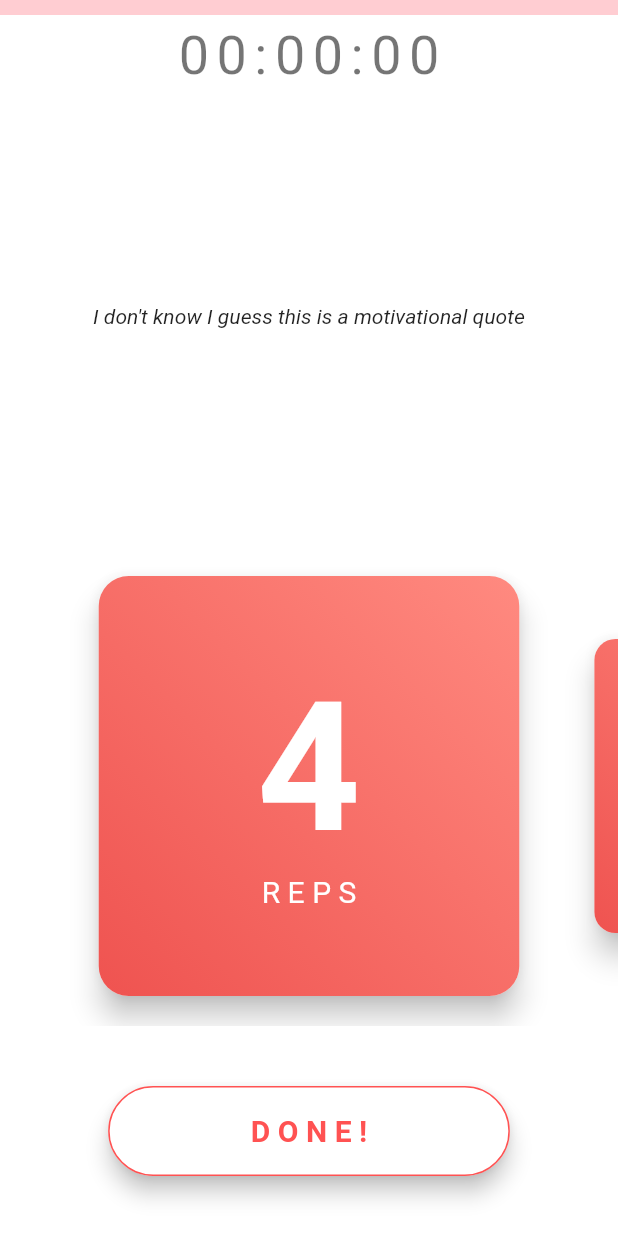
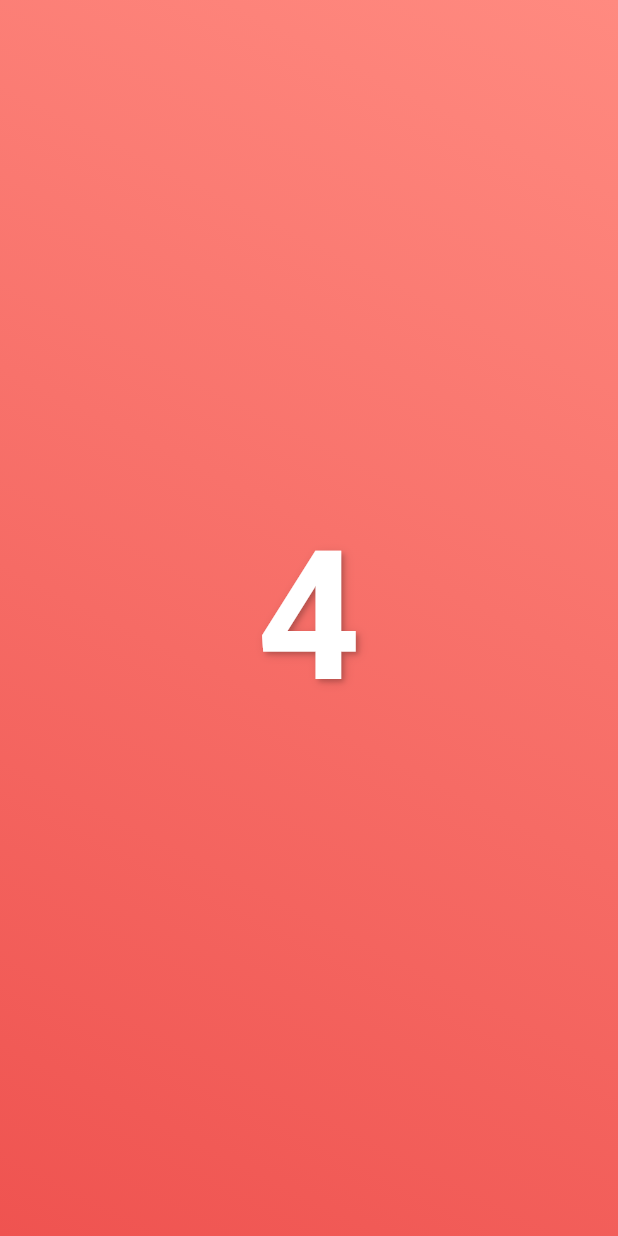
Before and after one commit to Steellow/hundred_reps, a Flutter app: the screen it shows after launch, after a tap on "START", on a phone screen of 412 x 824 dp. Run offline on Flutter 3.47's test engine with Material 2 defaults, Android fonts, the phone set to English and light mode, and no system bars; drawn by our look-alikes of percent_indicator; our stand-ins replace auto_size_text, flutter_swiper, google_fonts, timer_builder; missing offline and left inert: zoomable_tilt_view.

Commit message:
added countdown page after you move from intro page

```diff
--- a/TODO.txt
+++ b/TODO.txt
@@ -9,7 +9,7 @@ OPTINOAL FEATURES:
     Compare your time to the best time
     Pause
     Reset
-    5 second countdown when you click Start
+    5 second countdown when you click Start (seperate splash screen?)
 
 
 
@@ -20,11 +20,11 @@ BUGS:
 
 HI-FI:
     Motivation widget
-    Hero Transitions
     List of pushup-variations
     Start page description, bold important parts
     Button to Floating Action Button
     Status bar color?
+    "Press back again to exit" on results page
 
 
 
--- a/lib/main.dart
+++ b/lib/main.dart
@@ -7,6 +7,8 @@ void main() => runApp(MyApp());
 class MyApp extends StatelessWidget {
   @override
   Widget build(BuildContext context) {
+
+
 
     // Blocks the app from running in landscape mode
     SystemChrome.setPreferredOrientations([
--- /dev/null
+++ b/lib/screens/countdown_page/countdown_page.dart
@@ -0,0 +1,18 @@
+import 'package:flutter/material.dart';
+import 'package:ioo_reps/util/styles.dart';
+
+import 'countdown_widget.dart';
+
+class CountdownPage extends StatelessWidget {
+  @override
+  Widget build(BuildContext context) {
+    return Scaffold(
+      body: Container(
+        decoration: Styles.bgDecoration,
+        child: Center(
+          child: CountdownWidget(),
+        ),
+      ),
+    );
+  }
+}
--- /dev/null
+++ b/lib/screens/countdown_page/countdown_widget.dart
@@ -0,0 +1,58 @@
+import 'package:flutter/material.dart';
+import 'package:ioo_reps/screens/main_page/main_page.dart';
+import 'package:ioo_reps/util/fade_route.dart';
+import 'dart:async';
+
+import 'package:ioo_reps/util/styles.dart';
+
+class CountdownWidget extends StatefulWidget {
+  @override
+  _CountdownWidgetState createState() => _CountdownWidgetState();
+}
+
+class _CountdownWidgetState extends State<CountdownWidget> {
+  Timer _timer; // Using Flutter default class Timer for decreasing integer every second
+  int _start = 5;
+
+  void _startTimer() {
+    const sec = const Duration(seconds: 1);
+    _timer = Timer.periodic(sec, (Timer timer) {
+      setState(() {
+        if (_start < 1) {
+          timer.cancel();
+          print("Countdown timer finished");
+
+          Navigator.pushReplacement(
+            context,
+            FadeRoute(page: MainPage()),
+          );
+        } else {
+          _start -= 1;
+        }
+      });
+    });
+    print("Countdown timer started");
+  }
+
+  @override
+  void initState() {
+    super.initState();
+    _startTimer();
+  }
+
+  @override
+  void dispose() {
+    _timer.cancel();
+    super.dispose();
+  }
+
+  @override
+  Widget build(BuildContext context) {
+    return Text(
+      _start.toString(),
+      style: Styles.cardMainText.copyWith(
+        shadows: Styles.textShadows,
+      ),
+    );
+  }
+}
--- a/lib/screens/intro_page/intro_page.dart
+++ b/lib/screens/intro_page/intro_page.dart
@@ -1,13 +1,16 @@
 import 'package:auto_size_text/auto_size_text.dart';
 import 'package:flutter/material.dart';
+import 'package:ioo_reps/screens/countdown_page/countdown_page.dart';
 import 'package:ioo_reps/screens/intro_page/title_text.dart';
 import 'package:ioo_reps/screens/main_page/main_page.dart';
 import 'package:ioo_reps/screens/shared_widgets/wide_floating_button.dart';
+import 'package:ioo_reps/util/fade_route.dart';
 import 'package:ioo_reps/util/styles.dart';
 
 class IntroPage extends StatelessWidget {
   @override
   Widget build(BuildContext context) {
+
     return Scaffold(
       body: Container(
         decoration: Styles.bgDecoration,
@@ -35,7 +38,7 @@ class IntroPage extends StatelessWidget {
               ),
               WideFloatingButton(
                 onPressed: () {
-                  Navigator.push(context, FadeRoute(page: MainPage()));
+                  Navigator.push(context, FadeRoute(page: CountdownPage()));
                 },
                 text: "START",
                 borderSide: BorderSide(color: Colors.white),
@@ -47,26 +50,3 @@ class IntroPage extends StatelessWidget {
     );
   }
 }
-
-class FadeRoute extends PageRouteBuilder {
-  final Widget page;
-  FadeRoute({this.page})
-      : super(
-          pageBuilder: (
-            BuildContext context,
-            Animation<double> animation,
-            Animation<double> secondaryAnimation,
-          ) =>
-              page,
-          transitionsBuilder: (
-            BuildContext context,
-            Animation<double> animation,
-            Animation<double> secondaryAnimation,
-            Widget child,
-          ) =>
-              FadeTransition(
-            opacity: animation,
-            child: child,
-          ),
-        );
-}
--- a/lib/screens/main_page/done_button.dart
+++ b/lib/screens/main_page/done_button.dart
@@ -3,6 +3,7 @@ import 'package:flutter_swiper/flutter_swiper.dart';
 import 'package:ioo_reps/screens/results_page/results_page.dart';
 import 'package:ioo_reps/screens/shared_widgets/wide_floating_button.dart';
 import 'package:ioo_reps/state/progress_state.dart';
+import 'package:ioo_reps/util/fade_route.dart';
 import 'package:provider/provider.dart';
 
 class DoneButton extends StatefulWidget {
@@ -31,7 +32,7 @@ class _DoneButtonState extends State<DoneButton> {
             // Saving the finish time
             progressState.setFinishTime(DateTime.now());
             // Navigating to new screen
-            Navigator.push(
+            Navigator.pushReplacement(
               context,
               FadeRoute(
                 page: ResultsPage(
@@ -48,26 +49,3 @@ class _DoneButtonState extends State<DoneButton> {
     );
   }
 }
-
-class FadeRoute extends PageRouteBuilder {
-  final Widget page;
-  FadeRoute({this.page})
-      : super(
-          pageBuilder: (
-            BuildContext context,
-            Animation<double> animation,
-            Animation<double> secondaryAnimation,
-          ) =>
-              page,
-          transitionsBuilder: (
-            BuildContext context,
-            Animation<double> animation,
-            Animation<double> secondaryAnimation,
-            Widget child,
-          ) =>
-              FadeTransition(
-            opacity: animation,
-            child: child,
-          ),
-        );
-}
--- a/lib/screens/main_page/main_page.dart
+++ b/lib/screens/main_page/main_page.dart
@@ -1,4 +1,5 @@
 import 'package:flutter/material.dart';
+import 'package:flutter/services.dart';
 import 'package:flutter_swiper/flutter_swiper.dart';
 import 'package:ioo_reps/screens/main_page/card_swiper.dart';
 import 'package:ioo_reps/screens/main_page/done_button.dart';
@@ -10,6 +11,8 @@ import 'package:provider/provider.dart';
 class MainPage extends StatelessWidget {
   @override
   Widget build(BuildContext context) {
+    // SystemChrome.setSystemUIOverlayStyle(SystemUiOverlayStyle(statusBarColor: Colors.red[100]));
+
     SwiperController sController = SwiperController(); // Defining Controller for Swiper here because both CardSwiper() and DoneButton() widgets need it
 
     return Scaffold(
--- a/lib/screens/results_page/results_page.dart
+++ b/lib/screens/results_page/results_page.dart
@@ -1,4 +1,5 @@
 import 'package:flutter/material.dart';
+import 'package:flutter/services.dart';
 import 'package:google_fonts/google_fonts.dart';
 import 'package:ioo_reps/util/date_time_helper.dart';
 import 'package:ioo_reps/util/styles.dart';
@@ -12,6 +13,8 @@ class ResultsPage extends StatelessWidget {
 
   @override
   Widget build(BuildContext context) {
+    // SystemChrome.setSystemUIOverlayStyle(SystemUiOverlayStyle.light);
+
     return Scaffold(
       body: Container(
         decoration: Styles.bgDecoration,
--- /dev/null
+++ b/lib/util/fade_route.dart
@@ -0,0 +1,24 @@
+import 'package:flutter/material.dart';
+
+class FadeRoute extends PageRouteBuilder {
+  final Widget page;
+  FadeRoute({this.page})
+      : super(
+          pageBuilder: (
+            BuildContext context,
+            Animation<double> animation,
+            Animation<double> secondaryAnimation,
+          ) =>
+              page,
+          transitionsBuilder: (
+            BuildContext context,
+            Animation<double> animation,
+            Animation<double> secondaryAnimation,
+            Widget child,
+          ) =>
+              FadeTransition(
+            opacity: animation,
+            child: child,
+          ),
+        );
+}
--- a/lib/util/styles.dart
+++ b/lib/util/styles.dart
@@ -34,6 +34,7 @@ abstract class Styles {
     fontSize: 50,
     color: Colors.white,
     fontWeight: FontWeight.bold,
+    shadows: textShadows,
   );
 
   static var descriptionText = TextStyle(
```
Also changed, not shown: lib/screens/main_page/background_gradient.dart (deleted, +0 -26 lines), lib/screens/shared_widgets/my_button_theme.dart (deleted, +0 -16 lines), 1 other file.
